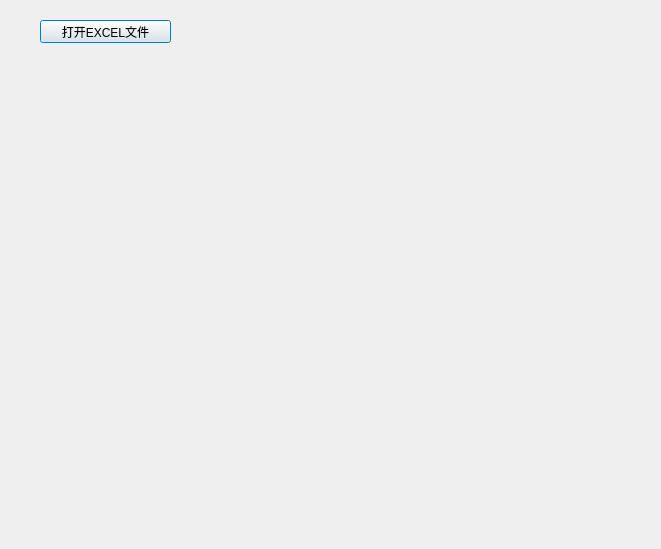
Old version of the form dialog.ui in the repository wangweiqq/ExcelToJson.
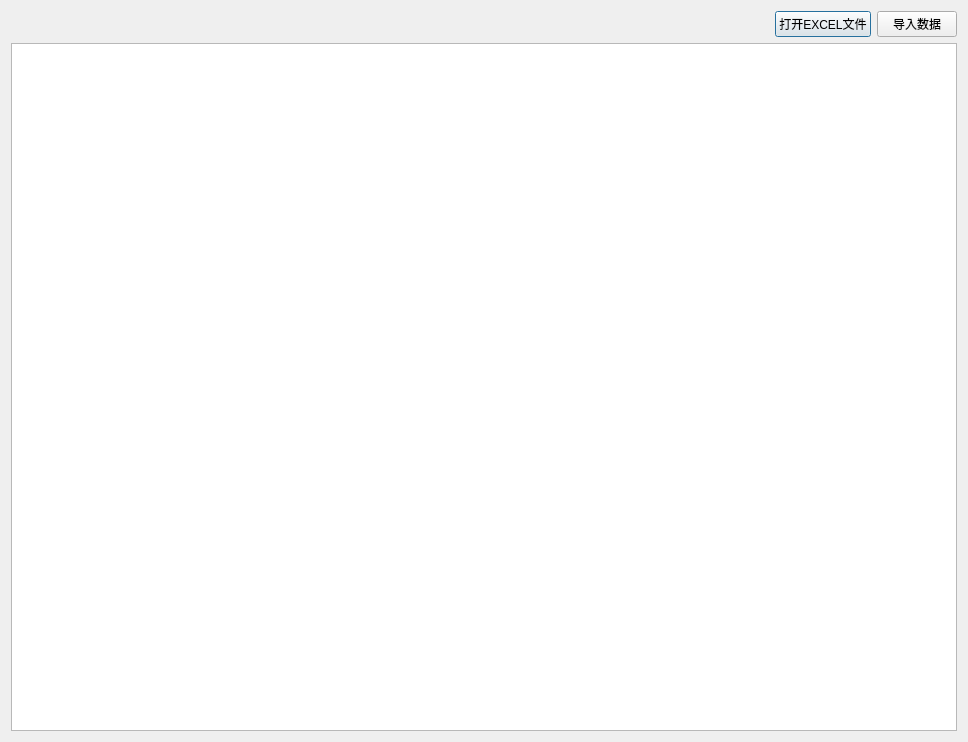
New version of the form.

Patch:
```diff
--- a/dialog.ui
+++ b/dialog.ui
@@ -6,26 +6,49 @@
    <rect>
     <x>0</x>
     <y>0</y>
-    <width>661</width>
-    <height>549</height>
+    <width>968</width>
+    <height>742</height>
    </rect>
   </property>
   <property name="windowTitle">
    <string>Dialog</string>
   </property>
-  <widget class="QPushButton" name="btnOpenExcel">
-   <property name="geometry">
-    <rect>
-     <x>40</x>
-     <y>20</y>
-     <width>131</width>
-     <height>23</height>
-    </rect>
-   </property>
-   <property name="text">
-    <string>打开EXCEL文件</string>
-   </property>
-  </widget>
+  <layout class="QVBoxLayout" name="verticalLayout">
+   <item>
+    <layout class="QHBoxLayout" name="horizontalLayout">
+     <item>
+      <spacer name="horizontalSpacer">
+       <property name="orientation">
+        <enum>Qt::Horizontal</enum>
+       </property>
+       <property name="sizeHint" stdset="0">
+        <size>
+         <width>40</width>
+         <height>20</height>
+        </size>
+       </property>
+      </spacer>
+     </item>
+     <item>
+      <widget class="QPushButton" name="btnOpenExcel">
+       <property name="text">
+        <string>打开EXCEL文件</string>
+       </property>
+      </widget>
+     </item>
+     <item>
+      <widget class="QPushButton" name="btnOpenExcel_2">
+       <property name="text">
+        <string>导入数据</string>
+       </property>
+      </widget>
+     </item>
+    </layout>
+   </item>
+   <item>
+    <widget class="QTableView" name="tableView"/>
+   </item>
+  </layout>
  </widget>
  <layoutdefault spacing="6" margin="11"/>
  <resources/>
```
